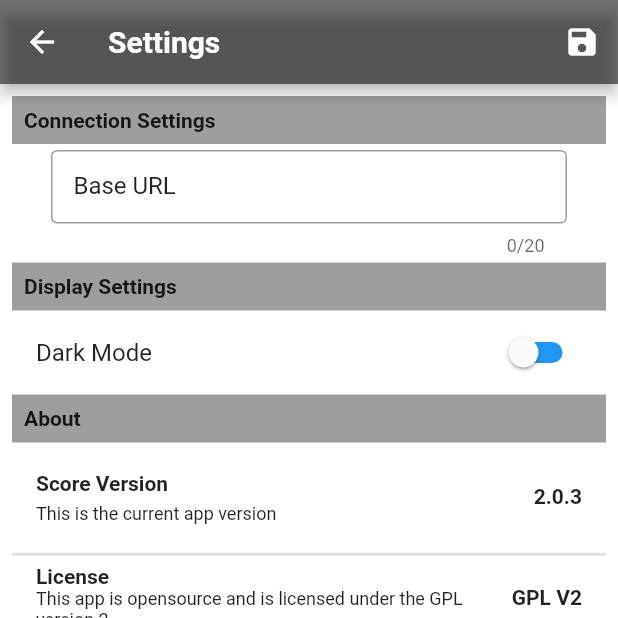
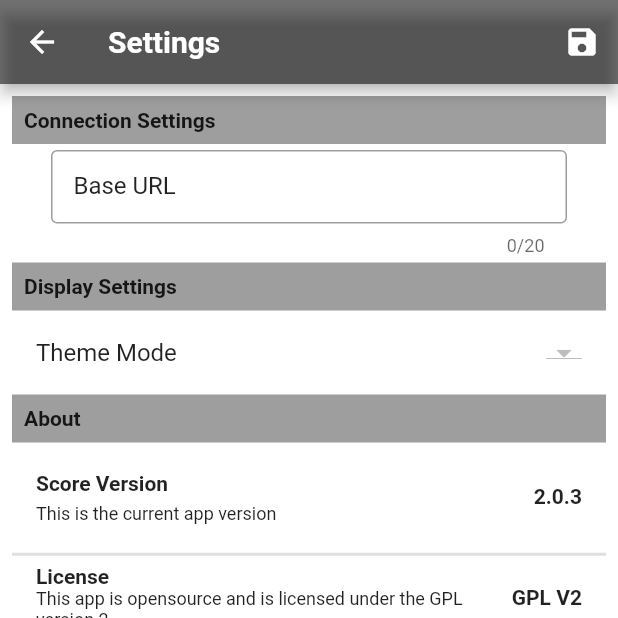
Before and after one commit to outlaws42/score, a Flutter app: the Settings screen opened by its route, on a phone screen of 412 x 824 dp, the top half of it. Run offline on Flutter 3.47's test engine with Material 2 defaults, Android fonts, the phone set to English and light mode, and no system bars; our stand-ins replace flutter_colorpicker, flutter_markdown, flutter_riverpod, get, jwt_decoder, material_design_icons_flutter and 5 more; accounts and stored records are empty.

Commit message:
Adding dropdown menu for theme

```diff
--- a/lib/main.dart
+++ b/lib/main.dart
@@ -53,7 +53,7 @@ class MyApp extends StatelessWidget {
         debugShowCheckedModeBanner: false,
         theme: ThemeConfig.lightTheme,
         darkTheme: ThemeConfig.darkTheme,
-        themeMode: theme == true ? ThemeMode.dark : ThemeMode.light,
+        themeMode: auth(settingsProvider).themeMode,
         home: _authSwitch == true
             ? MatchScreen()
             : FutureBuilder(
--- a/lib/views/settings.dart
+++ b/lib/views/settings.dart
@@ -134,16 +134,20 @@ class _SettingsState extends State<Settings> {
                   context: context,
                   sectionTitle: "Display Settings",
                 ),
-                SwitchListTile(
-                  title: Text('Dark Mode'),
-                  activeColor: Colors.white,
-                  activeTrackColor: Colors.black54,
-                  inactiveTrackColor: Theme.of(context).iconTheme.color,
-                  value: _isDarkMode,
-                  onChanged: (boolVal) {
-                    settingData.toggle(_isDarkMode);
-                  },
+                ListTile(
+                  title: Text('Theme Mode'),
+                  trailing: DropdownButton<String>(items: [], onChanged: (_){},),
                 ),
+                // SwitchListTile(
+                //   title: Text('Dark Mode'),
+                //   activeColor: Colors.white,
+                //   activeTrackColor: Colors.black54,
+                //   inactiveTrackColor: Theme.of(context).iconTheme.color,
+                //   value: _isDarkMode,
+                //   onChanged: (boolVal) {
+                //     settingData.toggle(_isDarkMode);
+                //   },
+                // ),
                 // Text(
                 //   'Dark Mode',
                 //   style: Theme.of(context).textTheme.headline6,
```
Also changed, not shown: lib/controllers/settings_provider.dart (+16 -0 lines).
